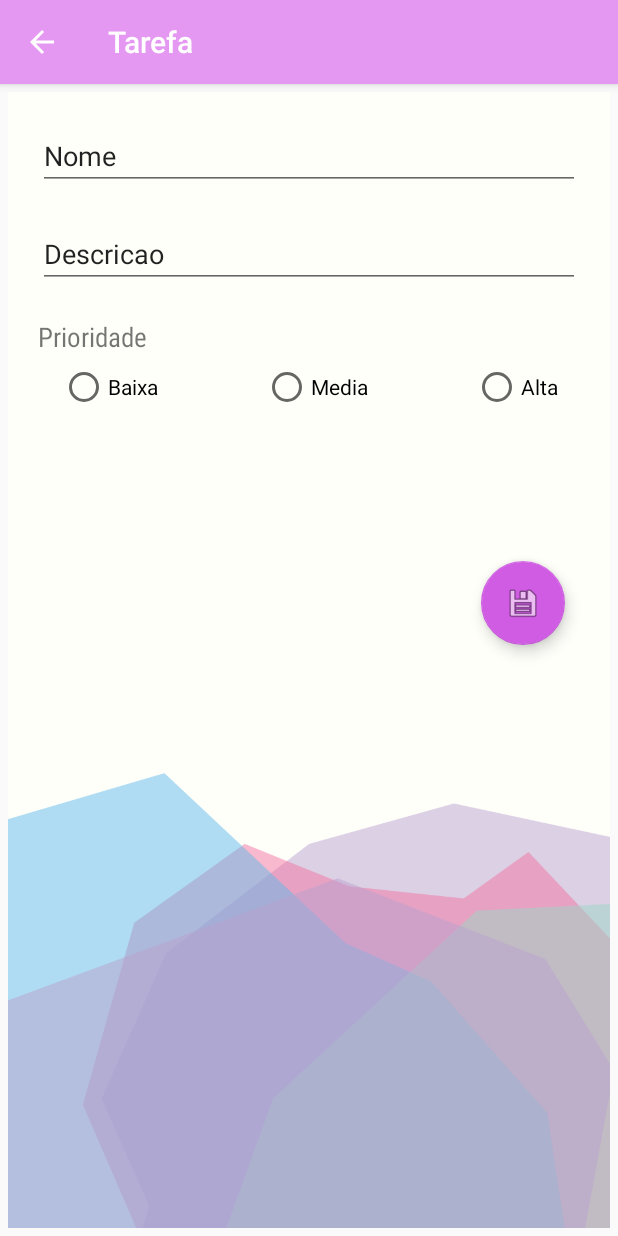
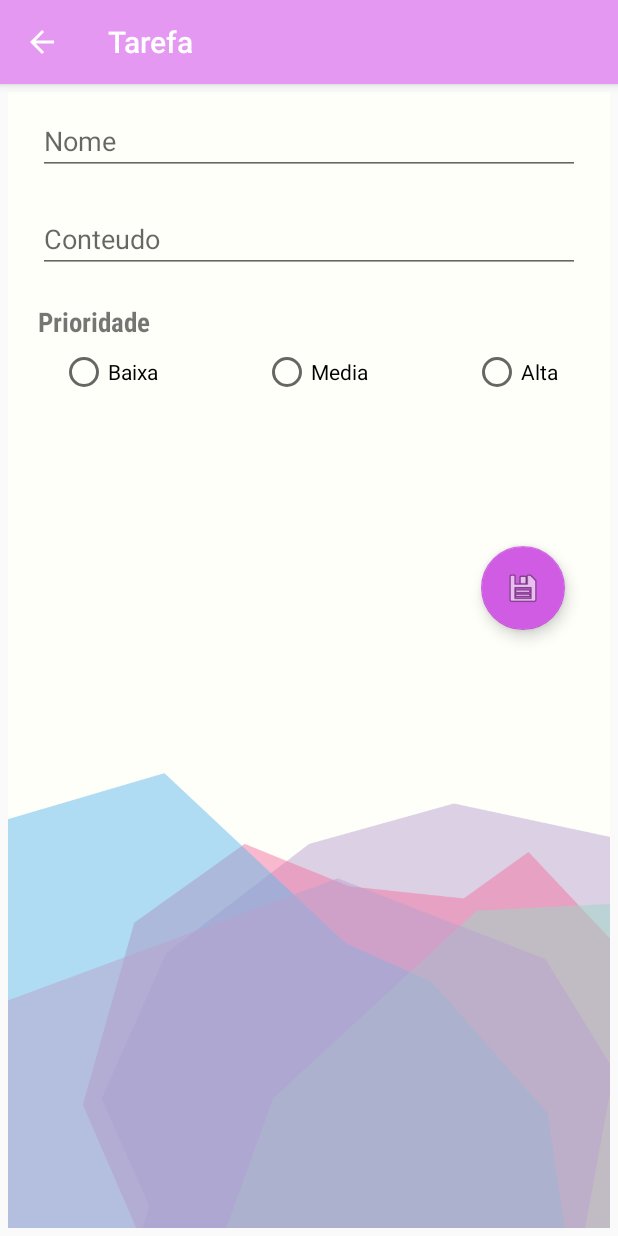
Before and after one commit to lucasantonio12/StudyManagerOficial, an Android app: the TarefaDetalhada screen opened directly, with no data from a screen before it, after a tap on an icon or button, on a phone screen of 412 x 824 dp. Run offline under Robolectric (Android 15) with nearby library versions, the phone set to English and light mode, and no system bars; our stand-ins replace Room's generated code; 6 statements that could not run were skipped.

Commit message:
- modificações gerais

```diff
--- a/app/src/main/java/com/example/studymanageroficial/viewDisciplina/DisciplinaDetalhada.kt
+++ b/app/src/main/java/com/example/studymanageroficial/viewDisciplina/DisciplinaDetalhada.kt
@@ -37,11 +37,14 @@ class DisciplinaDetalhada : AppCompatActivity() {
         editNome.isGone = true
         editDescricao.isGone = true
 
+
         floatDisciplina.setOnClickListener {
             editDisciplina.isGone = false
             editNome.isGone = false
             editDescricao.isGone = false
 
+            titleDisciplinaNome.isGone = true
+            titleDisciplinaDescricao.isGone = true
             nomeText.isGone = true
             descricaoText.isGone = true
             floatDisciplina.isGone = true
--- a/app/src/main/java/com/example/studymanageroficial/viewTarefa/TarefaDetalhada.kt
+++ b/app/src/main/java/com/example/studymanageroficial/viewTarefa/TarefaDetalhada.kt
@@ -10,7 +10,6 @@ import com.example.studymanageroficial.MainActivity
 import com.example.studymanageroficial.R
 import com.example.studymanageroficial.conect.Conexao
 import com.example.studymanageroficial.shared.SecurityPreferences
-import kotlinx.android.synthetic.main.activity_cadastro_tarefa.*
 import kotlinx.android.synthetic.main.activity_tarefa_detalhada.*
 
 class TarefaDetalhada : AppCompatActivity() {
@@ -42,16 +41,19 @@ class TarefaDetalhada : AppCompatActivity() {
 
         editTarefa.isGone = true
         editNomeTarefa.isGone = true
-        editDescricaoTarefa.isGone = true
+        editConteudoTarefa.isGone = true
         EditLinear.isGone = true
 
 
         floatTarefa.setOnClickListener {
             editNomeTarefa.isGone = false
-            editDescricaoTarefa.isGone = false
+            editConteudoTarefa.isGone = false
             EditLinear.isGone = false
             editTarefa.isGone = false
 
+            titleTarefaNome.isGone = true
+            titleTarefaConteudo.isGone = true
+            titleTarefaPrioridade.isGone = true
             nomeTextTarefa.isGone = true
             descricaoTextTarefa.isGone = true
             prioridadeTextTarefa.isGone = true
@@ -59,12 +61,12 @@ class TarefaDetalhada : AppCompatActivity() {
         }
 
         editNomeTarefa.setText(tarefa.nome)
-        editDescricaoTarefa.setText(tarefa.descricao)
+        editConteudoTarefa.setText(tarefa.descricao)
 
         editTarefa.setOnClickListener {
 
             tarefa.nome = editNomeTarefa.text.toString()
-            tarefa.descricao = editDescricaoTarefa.text.toString()
+            tarefa.descricao = editConteudoTarefa.text.toString()
             tarefa.prioridade = tratamentoRadioButton()
 
             conexao.TarefaDAO().atualizar(tarefa)
--- a/app/src/main/res/layout/activity_tarefa_detalhada.xml
+++ b/app/src/main/res/layout/activity_tarefa_detalhada.xml
@@ -10,15 +10,31 @@
     tools:context=".viewTarefa.TarefaDetalhada">
 
     <TextView
+        android:id="@+id/titleTarefaNome"
+        android:layout_width="match_parent"
+        android:layout_height="wrap_content"
+        android:text="Nome:"
+        android:layout_marginTop="10dp"
+        android:textStyle="bold" />
+
+    <TextView
         android:id="@+id/nomeTextTarefa"
         android:layout_width="match_parent"
         android:layout_height="wrap_content"
         android:layout_gravity="center"
         android:layout_marginLeft="20dp"
-        android:layout_marginTop="20dp"
+        android:layout_marginTop="5dp"
         android:layout_marginRight="20dp"
         android:ems="25"
         android:text="TextView" />
+
+    <TextView
+        android:id="@+id/titleTarefaConteudo"
+        android:layout_width="match_parent"
+        android:layout_height="wrap_content"
+        android:text="Conteudo"
+        android:layout_marginTop="10dp"
+        android:textStyle="bold" />
 
     <TextView
         android:id="@+id/descricaoTextTarefa"
@@ -26,10 +42,18 @@
         android:layout_height="wrap_content"
         android:layout_gravity="center"
         android:layout_marginLeft="20dp"
-        android:layout_marginTop="20dp"
+        android:layout_marginTop="5dp"
         android:layout_marginRight="20dp"
         android:ems="25"
         android:text="TextView" />
+
+    <TextView
+        android:id="@+id/titleTarefaPrioridade"
+        android:layout_width="match_parent"
+        android:layout_height="wrap_content"
+        android:text="Prioridade"
+        android:layout_marginTop="10dp"
+        android:textStyle="bold" />
 
     <TextView
         android:id="@+id/prioridadeTextTarefa"
@@ -37,7 +61,7 @@
         android:layout_height="wrap_content"
         android:layout_gravity="center"
         android:layout_marginLeft="20dp"
-        android:layout_marginTop="20dp"
+        android:layout_marginTop="5dp"
         android:layout_marginRight="20dp"
         android:ems="25"
         android:text="TextView" />
@@ -58,14 +82,14 @@
                 android:layout_height="wrap_content"
                 android:layout_gravity="center"
                 android:layout_marginLeft="20dp"
-                android:layout_marginTop="20dp"
+                android:layout_marginTop="10dp"
                 android:layout_marginRight="20dp"
                 android:ems="25"
-                android:inputType="textPersonName"
-                android:text="Nome" />
+                android:hint="Nome"
+                android:inputType="textPersonName" />
 
             <EditText
-                android:id="@+id/editDescricaoTarefa"
+                android:id="@+id/editConteudoTarefa"
                 android:layout_width="match_parent"
                 android:layout_height="wrap_content"
                 android:layout_gravity="center"
@@ -73,8 +97,8 @@
                 android:layout_marginTop="20dp"
                 android:layout_marginRight="20dp"
                 android:ems="25"
-                android:inputType="textPersonName"
-                android:text="Descricao" />
+                android:hint="Conteudo"
+                android:inputType="textPersonName" />
 
             <TextView
                 android:id="@+id/textView4"
@@ -87,6 +111,7 @@
                 android:ems="25"
                 android:text="Prioridade"
                 android:textSize="18sp"
+                android:textStyle="bold"
                 app:fontFamily="sans-serif-condensed" />
 
             <RadioGroup
```
Also changed, not shown: app/src/main/res/layout/activity_disciplina_detalhada.xml (+22 -6 lines).
